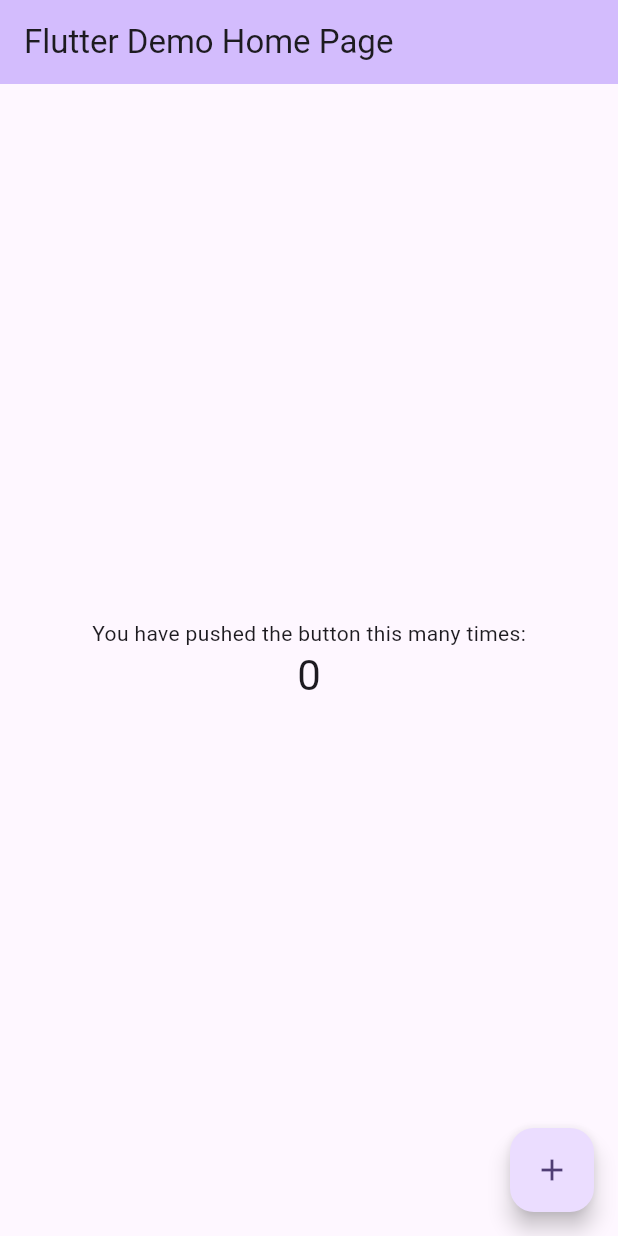
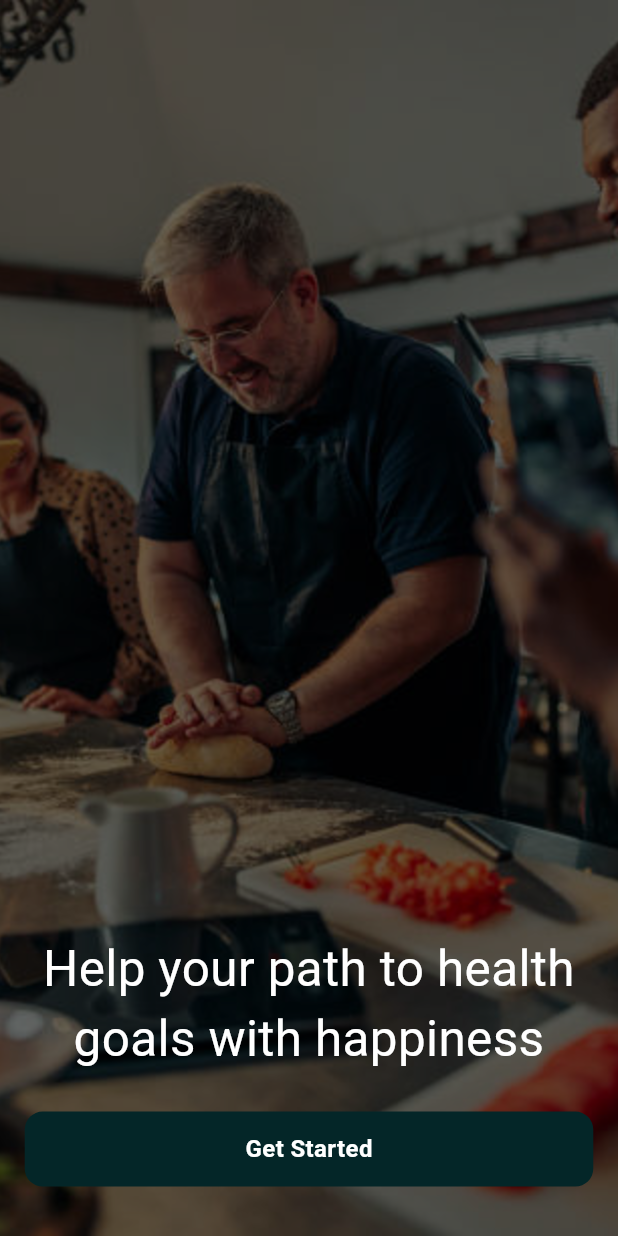
Before and after one commit to Mohammedsajadvt/recipely, a Flutter app: the screen it shows after launch, on a phone screen of 412 x 824 dp. Run offline on Flutter 3.47's test engine with Material 3 defaults, Android fonts, the phone set to English and light mode, and no system bars.

Commit message:
Added onboarding screen

```diff
--- a/lib/core/common/api_constants.dart
+++ b/lib/core/common/api_constants.dart
@@ -1,3 +1,7 @@
-class Api{
-  static const  String baseUrl = "www.themealdb.com/api/json/v1/1/";
+class ApiConstants{
+  static const  String baseUrl = "https://www.themealdb.com/api/json/v1/1/";
+  static const  String search = "search.php?s=";
+  static const  String categories = "categories.php";
+  static const  String filter = "filter.php?c=";
+  static const  String details = "lookup.php?i=";
 }
--- a/lib/core/common/app_array.dart
+++ b/lib/core/common/app_array.dart
@@ -0,0 +1,16 @@
+
+import 'package:flutter/material.dart';
+
+class AppArray {
+  List<Color> colors =[
+    const Color(0xff3DA0A7),
+    const Color(0xff042628),
+    const Color(0xffF1F5F5),
+    const Color(0xff000000),
+    const Color(0xffFFFFFF),
+  ];
+ List<String> images =[
+    "assets/images/chef.jpg",
+    "assets/images/Frame 490.png",
+  ];
+}
--- /dev/null
+++ b/lib/core/utils/helper.dart
@@ -0,0 +1,11 @@
+import 'package:flutter/material.dart';
+
+class ResponsiveHelper {
+  static double getScreenWidth(BuildContext context) {
+    return MediaQuery.of(context).size.width;
+  }
+
+  static double getScreenHeight(BuildContext context) {
+    return MediaQuery.of(context).size.height;
+  }
+}
--- /dev/null
+++ b/lib/core/widgets/button.dart
@@ -0,0 +1,29 @@
+import 'package:flutter/material.dart';
+import 'package:recipely/core/common/app_array.dart';
+
+class CustomButton extends StatelessWidget {
+  final String title;
+  final VoidCallback? onTap;
+  const CustomButton({super.key, required this.title, this.onTap});
+
+  @override
+  Widget build(BuildContext context) {
+    return InkWell(
+      onTap: onTap,
+      child: Container(
+        height: 50,
+        width: double.infinity,
+        decoration: BoxDecoration(
+          color: AppArray().colors[1],
+          borderRadius: BorderRadius.circular(12),
+        ),
+        child:  Center(
+          child: Text(
+            title,
+            style: TextStyle(color: Colors.white, fontSize: 16,fontWeight: FontWeight.bold),
+          ),
+        ),
+      ),
+    );
+  }
+}
--- a/lib/main.dart
+++ b/lib/main.dart
@@ -1,4 +1,5 @@
 import 'package:flutter/material.dart';
+import 'package:recipely/presendation/onboarding_screen.dart';
 
 void main() {
   runApp(const MyApp());
@@ -11,112 +12,15 @@ class MyApp extends StatelessWidget {
   @override
   Widget build(BuildContext context) {
     return MaterialApp(
+      debugShowCheckedModeBanner: false,
       title: 'Flutter Demo',
       theme: ThemeData(
-        // This is the theme of your application.
-        //
-        // TRY THIS: Try running your application with "flutter run". You'll see
-        // the application has a purple toolbar. Then, without quitting the app,
-        // try changing the seedColor in the colorScheme below to Colors.green
-        // and then invoke "hot reload" (save your changes or press the "hot
-        // reload" button in a Flutter-supported IDE, or press "r" if you used
-        // the command line to start the app).
-        //
-        // Notice that the counter didn't reset back to zero; the application
-        // state is not lost during the reload. To reset the state, use hot
-        // restart instead.
-        //
-        // This works for code too, not just values: Most code changes can be
-        // tested with just a hot reload.
         colorScheme: ColorScheme.fromSeed(seedColor: Colors.deepPurple),
       ),
-      home: const MyHomePage(title: 'Flutter Demo Home Page'),
+      initialRoute: '/',
+      routes: {
+        '/':(context) => const OnboardingScreen(),
+      },
     );
   }
 }
-
-class MyHomePage extends StatefulWidget {
-  const MyHomePage({super.key, required this.title});
-
-  // This widget is the home page of your application. It is stateful, meaning
-  // that it has a State object (defined below) that contains fields that affect
-  // how it looks.
-
-  // This class is the configuration for the state. It holds the values (in this
-  // case the title) provided by the parent (in this case the App widget) and
-  // used by the build method of the State. Fields in a Widget subclass are
-  // always marked "final".
-
-  final String title;
-
-  @override
-  State<MyHomePage> createState() => _MyHomePageState();
-}
-
-class _MyHomePageState extends State<MyHomePage> {
-  int _counter = 0;
-
-  void _incrementCounter() {
-    setState(() {
-      // This call to setState tells the Flutter framework that something has
-      // changed in this State, which causes it to rerun the build method below
-      // so that the display can reflect the updated values. If we changed
-      // _counter without calling setState(), then the build method would not be
-      // called again, and so nothing would appear to happen.
-      _counter++;
-    });
-  }
-
-  @override
-  Widget build(BuildContext context) {
-    // This method is rerun every time setState is called, for instance as done
-    // by the _incrementCounter method above.
-    //
-    // The Flutter framework has been optimized to make rerunning build methods
-    // fast, so that you can just rebuild anything that needs updating rather
-    // than having to individually change instances of widgets.
-    return Scaffold(
-      appBar: AppBar(
-        // TRY THIS: Try changing the color here to a specific color (to
-        // Colors.amber, perhaps?) and trigger a hot reload to see the AppBar
-        // change color while the other colors stay the same.
-        backgroundColor: Theme.of(context).colorScheme.inversePrimary,
-        // Here we take the value from the MyHomePage object that was created by
-        // the App.build method, and use it to set our appbar title.
-        title: Text(widget.title),
-      ),
-      body: Center(
-        // Center is a layout widget. It takes a single child and positions it
-        // in the middle of the parent.
-        child: Column(
-          // Column is also a layout widget. It takes a list of children and
-          // arranges them vertically. By default, it sizes itself to fit its
-          // children horizontally, and tries to be as tall as its parent.
-          //
-          // Column has various properties to control how it sizes itself and
-          // how it positions its children. Here we use mainAxisAlignment to
-          // center the children vertically; the main axis here is the vertical
-          // axis because Columns are vertical (the cross axis would be
-          // horizontal).
-          //
-          // TRY THIS: Invoke "debug painting" (choose the "Toggle Debug Paint"
-          // action in the IDE, or press "p" in the console), to see the
-          // wireframe for each widget.
-          mainAxisAlignment: MainAxisAlignment.center,
-          children: <Widget>[
-            const Text('You have pushed the button this many times:'),
-            Text(
-              '$_counter',
-              style: Theme.of(context).textTheme.headlineMedium,
-            ),
-          ],
-        ),
-      ),
-      floatingActionButton: FloatingActionButton(
-        onPressed: _incrementCounter,
-        tooltip: 'Increment',
-        child: const Icon(Icons.add),
-      ), // This trailing comma makes auto-formatting nicer for build methods.
-    );
-  }
-}
--- a/lib/presendation/onboarding_screen.dart
+++ b/lib/presendation/onboarding_screen.dart
@@ -0,0 +1,56 @@
+import 'package:flutter/material.dart';
+import 'package:recipely/core/common/app_array.dart';
+import 'package:recipely/core/utils/helper.dart';
+import 'package:recipely/core/widgets/button.dart';
+
+class OnboardingScreen extends StatelessWidget {
+  const OnboardingScreen({super.key});
+
+  @override
+  Widget build(BuildContext context) {
+    return Scaffold(
+      backgroundColor: Colors.black,
+      body: Container(
+        decoration: BoxDecoration(
+          image: DecorationImage(
+            fit: BoxFit.cover,
+            filterQuality: FilterQuality.high,
+            image: AssetImage(AppArray().images[0]),
+          ),
+        ),
+        child: Container(
+          decoration: BoxDecoration(color: Colors.black.withOpacity(0.6)),
+          child: Center(
+            child: Column(
+              mainAxisAlignment: MainAxisAlignment.end,
+
+              children: [
+                Text(
+                  'Help your path to health goals with happiness',
+                  textAlign: TextAlign.center,
+                  style: TextStyle(
+                    fontWeight: FontWeight.w400,
+                    fontSize: ResponsiveHelper.getScreenWidth(context) * 0.08,
+                    color: AppArray().colors[4],
+                  ),
+                ),
+                SizedBox(
+                  height: ResponsiveHelper.getScreenHeight(context) * 0.01,
+                ),
+                Padding(
+                  padding: EdgeInsets.all(
+                    ResponsiveHelper.getScreenHeight(context) * 0.02,
+                  ),
+                  child: CustomButton(title: 'Get Started', onTap: () {}),
+                ),
+                SizedBox(
+                  height: ResponsiveHelper.getScreenHeight(context) * 0.02,
+                ),
+              ],
+            ),
+          ),
+        ),
+      ),
+    );
+  }
+}
```
